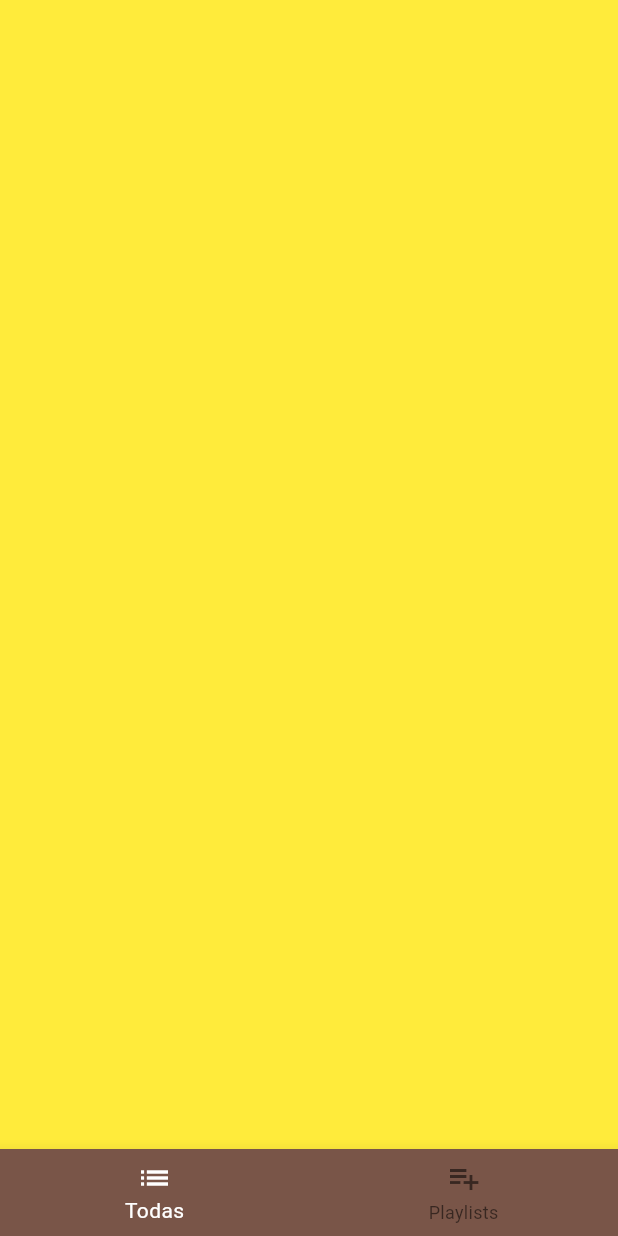
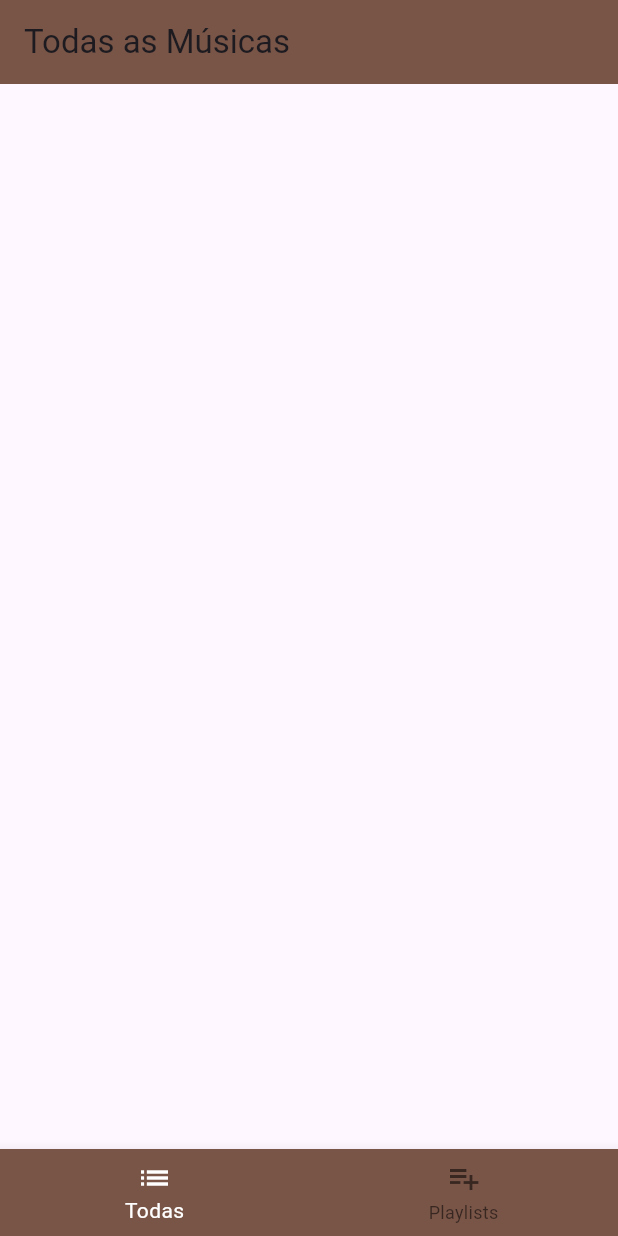
Before and after one commit to EduardoGomesSa/baumusicas, a Flutter app: the screen it shows after launch, on a phone screen of 412 x 824 dp. Run offline on Flutter 3.47's test engine with Material 2 defaults, Android fonts, the phone set to English and light mode, and no system bars.

Commit message:
criação das appbars de home e playlist

```diff
--- a/lib/src/pages/home/home_page.dart
+++ b/lib/src/pages/home/home_page.dart
@@ -5,6 +5,11 @@ class HomePage extends StatelessWidget {
 
   @override
   Widget build(BuildContext context) {
-    return Container(color: Colors.yellow,);
+    return Scaffold(
+      appBar: AppBar(
+        title: const Text('Todas as Músicas'),
+        backgroundColor: Colors.brown,
+      ),
+    );
   }
 }
```
Also changed, not shown: lib/src/pages/playlist/playlist_page.dart (+6 -1 lines).
